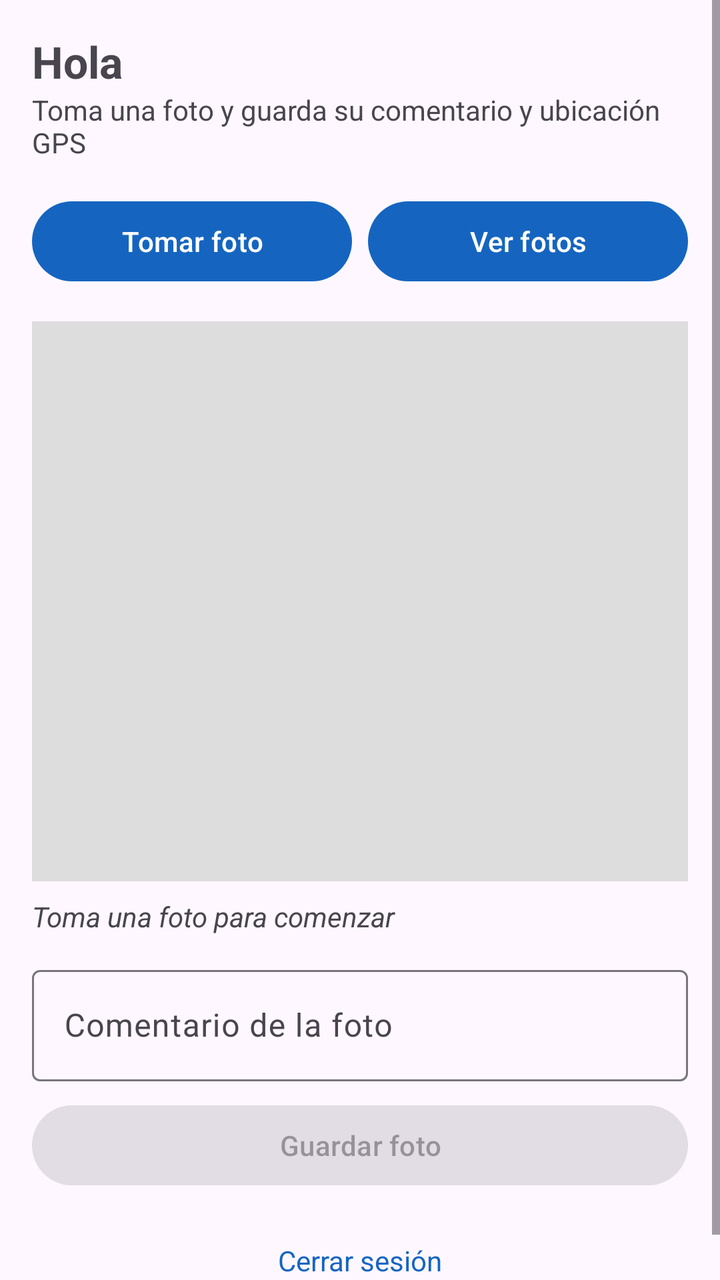
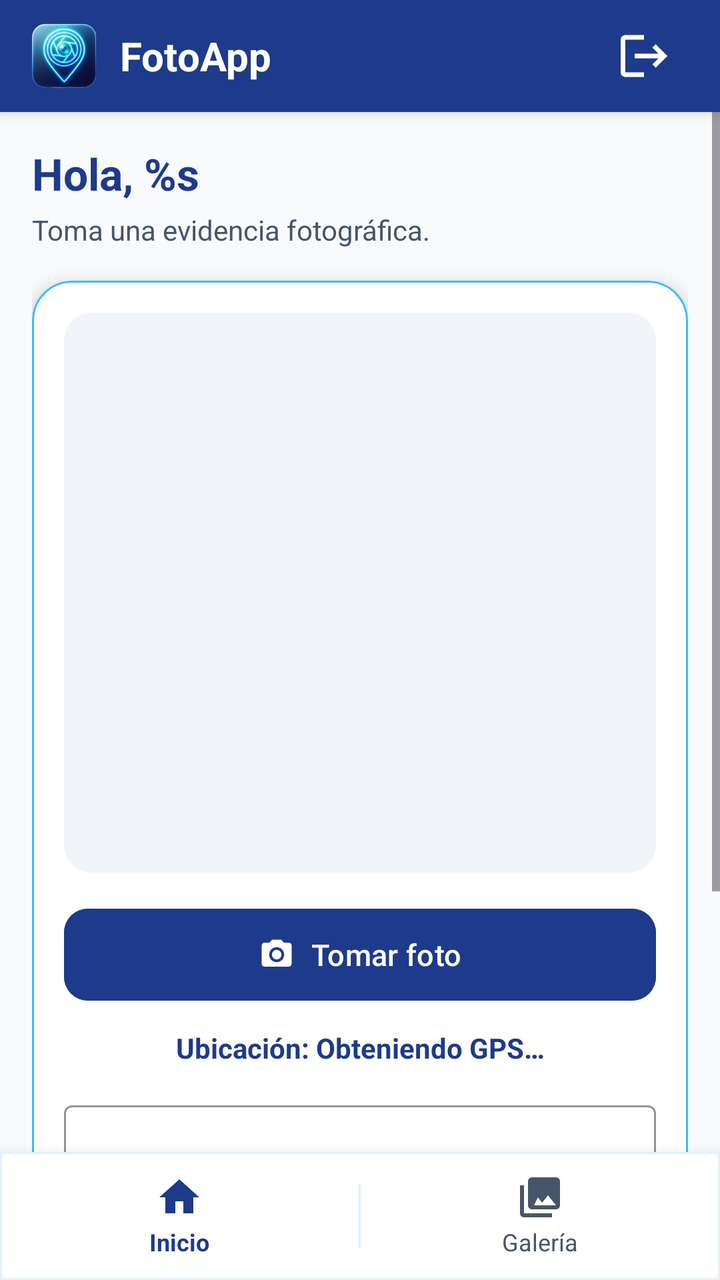

The first picture is an Android layout as it rendered before a commit; the second is the same layout after the commit. The layout source and the unified diff follow.
<!-- AndroidManifest.xml: application theme Theme.FotoApp -->
<!-- res/layout/activity_principal.xml -->
<?xml version="1.0" encoding="utf-8"?>
<ScrollView xmlns:android="http://schemas.android.com/apk/res/android"
    android:layout_width="match_parent"
    android:layout_height="match_parent"
    android:fillViewport="true">

    <LinearLayout
        android:layout_width="match_parent"
        android:layout_height="wrap_content"
        android:orientation="vertical"
        android:padding="16dp">

        <TextView
            android:id="@+id/tvBienvenida"
            android:layout_width="match_parent"
            android:layout_height="wrap_content"
            android:text="Hola"
            android:textSize="22sp"
            android:textStyle="bold" />

        <TextView
            android:layout_width="match_parent"
            android:layout_height="wrap_content"
            android:layout_marginBottom="16dp"
            android:text="Toma una foto y guarda su comentario y ubicación GPS" />

        <LinearLayout
            android:layout_width="match_parent"
            android:layout_height="wrap_content"
            android:orientation="horizontal">

            <com.google.android.material.button.MaterialButton
                android:id="@+id/btnTomarFoto"
                android:layout_width="0dp"
                android:layout_height="wrap_content"
                android:layout_marginEnd="8dp"
                android:layout_weight="1"
                android:text="Tomar foto" />

            <com.google.android.material.button.MaterialButton
                android:id="@+id/btnVerFotos"
                android:layout_width="0dp"
                android:layout_height="wrap_content"
                android:layout_weight="1"
                android:text="Ver fotos" />
        </LinearLayout>

        <ImageView
            android:id="@+id/ivFoto"
            android:layout_width="match_parent"
            android:layout_height="280dp"
            android:layout_marginTop="16dp"
            android:background="#DDDDDD"
            android:contentDescription="Vista previa de la foto"
            android:scaleType="centerCrop" />

        <TextView
            android:id="@+id/tvEstado"
            android:layout_width="match_parent"
            android:layout_height="wrap_content"
            android:layout_marginTop="8dp"
            android:text="Toma una foto para comenzar"
            android:textStyle="italic" />

        <com.google.android.material.textfield.TextInputLayout
            android:layout_width="match_parent"
            android:layout_height="wrap_content"
            android:layout_marginTop="12dp"
            android:hint="Comentario de la foto">

            <com.google.android.material.textfield.TextInputEditText
                android:id="@+id/etComentario"
                android:layout_width="match_parent"
                android:layout_height="wrap_content"
                android:inputType="textMultiLine" />
        </com.google.android.material.textfield.TextInputLayout>

        <com.google.android.material.button.MaterialButton
            android:id="@+id/btnGuardar"
            android:layout_width="match_parent"
            android:layout_height="wrap_content"
            android:layout_marginTop="8dp"
            android:enabled="false"
            android:text="Guardar foto" />

        <TextView
            android:id="@+id/btnCerrarSesion"
            android:layout_width="match_parent"
            android:layout_height="wrap_content"
            android:layout_marginTop="16dp"
            android:gravity="center"
            android:padding="8dp"
            android:text="Cerrar sesión"
            android:textColor="@color/azul_primario" />
    </LinearLayout>
</ScrollView>
<!-- resources referenced by this layout -->
<resources>
  <color name="azul_primario">#1565C0</color>
  <style name="Theme.FotoApp" parent="Theme.Material3.DayNight.NoActionBar">
          <item name="colorPrimary">@color/azul_primario</item>
          <item name="colorPrimaryDark">@color/azul_oscuro</item>
          <item name="colorSecondary">@color/verde_acento</item>
      </style>
  <color name="azul_oscuro">#0D47A1</color>
  <color name="verde_acento">#2E7D32</color>
</resources>

<!-- the commit's change to res/layout/activity_principal.xml (unified diff, before → after) -->
@@ -1,96 +1,250 @@
 <?xml version="1.0" encoding="utf-8"?>
-<ScrollView xmlns:android="http://schemas.android.com/apk/res/android"
+<LinearLayout xmlns:android="http://schemas.android.com/apk/res/android"
+    xmlns:app="http://schemas.android.com/apk/res-auto"
     android:layout_width="match_parent"
     android:layout_height="match_parent"
-    android:fillViewport="true">
+    android:background="@color/azul_fondo"
+    android:orientation="vertical">
 
     <LinearLayout
         android:layout_width="match_parent"
-        android:layout_height="wrap_content"
-        android:orientation="vertical"
-        android:padding="16dp">
+        android:layout_height="56dp"
+        android:background="@color/azul_primario"
+        android:elevation="4dp"
+        android:gravity="center_vertical"
+        android:orientation="horizontal"
+        android:paddingHorizontal="16dp">
+
+        <ImageView
+            android:layout_width="32dp"
+            android:layout_height="32dp"
+            android:contentDescription="@string/app_name"
+            android:src="@drawable/logo_icono" />
 
         <TextView
-            android:id="@+id/tvBienvenida"
-            android:layout_width="match_parent"
+            android:layout_width="0dp"
             android:layout_height="wrap_content"
-            android:text="Hola"
-            android:textSize="22sp"
+            android:layout_marginStart="12dp"
+            android:layout_weight="1"
+            android:text="@string/app_name"
+            android:textColor="@color/blanco"
+            android:textSize="20sp"
             android:textStyle="bold" />
 
-        <TextView
-            android:layout_width="match_parent"
-            android:layout_height="wrap_content"
-            android:layout_marginBottom="16dp"
-            android:text="Toma una foto y guarda su comentario y ubicación GPS" />
+        <ImageButton
+            android:id="@+id/btnCerrarSesionToolbar"
+            android:layout_width="44dp"
+            android:layout_height="44dp"
+            android:background="?attr/selectableItemBackgroundBorderless"
+            android:contentDescription="@string/btn_cerrar_sesion"
+            android:padding="8dp"
+            android:scaleType="fitCenter"
+            android:src="@drawable/ic_logout" />
+    </LinearLayout>
+
+    <ScrollView
+        android:layout_width="match_parent"
+        android:layout_height="0dp"
+        android:layout_weight="1"
+        android:fillViewport="true">
 
         <LinearLayout
             android:layout_width="match_parent"
             android:layout_height="wrap_content"
-            android:orientation="horizontal">
-
-            <com.google.android.material.button.MaterialButton
-                android:id="@+id/btnTomarFoto"
-                android:layout_width="0dp"
-                android:layout_height="wrap_content"
-                android:layout_marginEnd="8dp"
-                android:layout_weight="1"
-                android:text="Tomar foto" />
-
-            <com.google.android.material.button.MaterialButton
-                android:id="@+id/btnVerFotos"
-                android:layout_width="0dp"
-                android:layout_height="wrap_content"
-                android:layout_weight="1"
-                android:text="Ver fotos" />
-        </LinearLayout>
-
-        <ImageView
-            android:id="@+id/ivFoto"
-            android:layout_width="match_parent"
-            android:layout_height="280dp"
-            android:layout_marginTop="16dp"
-            android:background="#DDDDDD"
-            android:contentDescription="Vista previa de la foto"
-            android:scaleType="centerCrop" />
-
-        <TextView
-            android:id="@+id/tvEstado"
-            android:layout_width="match_parent"
-            android:layout_height="wrap_content"
-            android:layout_marginTop="8dp"
-            android:text="Toma una foto para comenzar"
-            android:textStyle="italic" />
-
-        <com.google.android.material.textfield.TextInputLayout
-            android:layout_width="match_parent"
-            android:layout_height="wrap_content"
-            android:layout_marginTop="12dp"
-            android:hint="Comentario de la foto">
-
-            <com.google.android.material.textfield.TextInputEditText
-                android:id="@+id/etComentario"
+            android:orientation="vertical"
+            android:padding="16dp">
+
+            <TextView
+                android:id="@+id/tvBienvenida"
                 android:layout_width="match_parent"
                 android:layout_height="wrap_content"
-                android:inputType="textMultiLine" />
-        </com.google.android.material.textfield.TextInputLayout>
-
-        <com.google.android.material.button.MaterialButton
-            android:id="@+id/btnGuardar"
+                android:text="@string/hola_usuario"
+                android:textColor="@color/azul_primario"
+                android:textSize="22sp"
+                android:textStyle="bold" />
+
+            <TextView
+                android:layout_width="match_parent"
+                android:layout_height="wrap_content"
+                android:layout_marginTop="4dp"
+                android:layout_marginBottom="16dp"
+                android:text="@string/principal_instruccion"
+                android:textColor="@color/gris_texto"
+                android:textSize="14sp" />
+
+            <com.google.android.material.card.MaterialCardView
+                android:layout_width="match_parent"
+                android:layout_height="wrap_content"
+                app:cardBackgroundColor="@color/blanco"
+                app:cardCornerRadius="20dp"
+                app:cardElevation="6dp"
+                app:strokeColor="@color/azul_acento"
+                app:strokeWidth="1dp">
+
+                <LinearLayout
+                    android:layout_width="match_parent"
+                    android:layout_height="wrap_content"
+                    android:orientation="vertical"
+                    android:padding="16dp">
+
+                    <com.google.android.material.card.MaterialCardView
+                        android:layout_width="match_parent"
+                        android:layout_height="280dp"
+                        app:cardCornerRadius="14dp"
+                        app:cardElevation="0dp"
+                        app:strokeWidth="0dp">
+
+                        <ImageView
+                            android:id="@+id/ivFoto"
+                            android:layout_width="match_parent"
+                            android:layout_height="match_parent"
+                            android:background="@color/gris_superficie"
+                            android:contentDescription="@string/desc_vista_previa"
+                            android:scaleType="centerCrop" />
+                    </com.google.android.material.card.MaterialCardView>
+
+                    <com.google.android.material.button.MaterialButton
+                        android:id="@+id/btnTomarFoto"
+                        style="@style/Widget.Material3.Button.UnelevatedButton"
+                        android:layout_width="match_parent"
+                        android:layout_height="54dp"
+                        android:layout_marginTop="14dp"
+                        android:backgroundTint="@color/azul_primario"
+                        android:text="@string/btn_tomar_foto"
+                        android:textColor="@color/blanco"
+                        android:textSize="15sp"
+                        app:cornerRadius="12dp"
+                        app:icon="@drawable/ic_camera"
+                        app:iconGravity="textStart"
+                        app:iconPadding="8dp"
+                        app:iconTint="@color/blanco" />
+
+                    <TextView
+                        android:id="@+id/tvCoordenadas"
+                        android:layout_width="match_parent"
+                        android:layout_height="wrap_content"
+                        android:layout_marginTop="10dp"
+                        android:gravity="center"
+                        android:text="@string/msg_obteniendo_coordenadas"
+                        android:textColor="@color/azul_primario"
+                        android:textSize="14sp"
+                        android:textStyle="bold" />
+
+                    <com.google.android.material.textfield.TextInputLayout
+                        style="@style/Widget.Material3.TextInputLayout.OutlinedBox"
+                        android:layout_width="match_parent"
+                        android:layout_height="wrap_content"
+                        android:layout_marginTop="14dp"
+                        android:hint="@string/hint_comentario"
+                        app:boxStrokeColor="@color/azul_primario"
+                        app:counterEnabled="true"
+                        app:counterMaxLength="200">
+
+                        <com.google.android.material.textfield.TextInputEditText
+                            android:id="@+id/etComentario"
+                            android:layout_width="match_parent"
+                            android:layout_height="wrap_content"
+                            android:inputType="textMultiLine|textCapSentences"
+                            android:maxLines="4"
+                            android:minLines="2" />
+                    </com.google.android.material.textfield.TextInputLayout>
+
+                    <com.google.android.material.button.MaterialButton
+                        android:id="@+id/btnGuardar"
+                        android:layout_width="match_parent"
+                        android:layout_height="54dp"
+                        android:layout_marginTop="16dp"
+                        android:backgroundTint="@color/azul_medio"
+                        android:text="@string/btn_guardar_foto"
+                        android:textColor="@color/blanco"
+                        android:textSize="16sp"
+                        app:cornerRadius="12dp"
+                        app:icon="@drawable/ic_save"
+                        app:iconGravity="textStart"
+                        app:iconPadding="8dp"
+                        app:iconTint="@color/blanco" />
+
+                </LinearLayout>
+            </com.google.android.material.card.MaterialCardView>
+
+        </LinearLayout>
+    </ScrollView>
+
+    <com.google.android.material.card.MaterialCardView
+        android:layout_width="match_parent"
+        android:layout_height="64dp"
+        app:cardBackgroundColor="@color/blanco"
+        app:cardCornerRadius="0dp"
+        app:cardElevation="12dp"
+        app:strokeColor="@color/azul_claro"
+        app:strokeWidth="1dp">
+
+        <LinearLayout
             android:layout_width="match_parent"
-            android:layout_height="wrap_content"
-            android:layout_marginTop="8dp"
-            android:enabled="false"
-            android:text="Guardar foto" />
-
-        <TextView
-            android:id="@+id/btnCerrarSesion"
-            android:layout_width="match_parent"
-            android:layout_height="wrap_content"
-            android:layout_marginTop="16dp"
-            android:gravity="center"
-            android:padding="8dp"
-            android:text="Cerrar sesión"
-            android:textColor="@color/azul_primario" />
-    </LinearLayout>
-</ScrollView>
+            android:layout_height="match_parent"
+            android:orientation="horizontal">
+
+            <LinearLayout
+                android:id="@+id/btnNavInicio"
+                android:layout_width="0dp"
+                android:layout_height="match_parent"
+                android:layout_weight="1"
+                android:background="?attr/selectableItemBackground"
+                android:clickable="true"
+                android:focusable="true"
+                android:gravity="center"
+                android:orientation="vertical">
+
+                <ImageView
+                    android:layout_width="24dp"
+                    android:layout_height="24dp"
+                    android:contentDescription="@string/nav_inicio"
+                    android:src="@drawable/ic_home"
+                    app:tint="@color/azul_primario" />
+
+                <TextView
+                    android:layout_width="wrap_content"
+                    android:layout_height="wrap_content"
+                    android:layout_marginTop="2dp"
+                    android:text="@string/nav_inicio"
+                    android:textColor="@color/azul_primario"
+                    android:textSize="12sp"
+                    android:textStyle="bold" />
+            </LinearLayout>
+
+            <View
+                android:layout_width="1dp"
+                android:layout_height="32dp"
+                android:layout_gravity="center_vertical"
+                android:background="@color/azul_claro" />
+
+            <LinearLayout
+                android:id="@+id/btnNavGaleria"
+                android:layout_width="0dp"
+                android:layout_height="match_parent"
+                android:layout_weight="1"
+                android:background="?attr/selectableItemBackground"
+                android:clickable="true"
+                android:focusable="true"
+                android:gravity="center"
+                android:orientation="vertical">
+
+                <ImageView
+                    android:layout_width="24dp"
+                    android:layout_height="24dp"
+                    android:contentDescription="@string/btn_ver_fotos"
+                    android:src="@drawable/ic_gallery"
+                    app:tint="@color/gris_texto" />
+
+                <TextView
+                    android:layout_width="wrap_content"
+                    android:layout_height="wrap_content"
+                    android:layout_marginTop="2dp"
+                    android:text="@string/btn_ver_fotos"
+                    android:textColor="@color/gris_texto"
+                    android:textSize="12sp" />
+            </LinearLayout>
+        </LinearLayout>
+    </com.google.android.material.card.MaterialCardView>
+
+</LinearLayout>
<!-- resource entries referenced after the edit -->
@@ -1,12 +1,91 @@
 <!-- resources referenced by this layout -->
 <resources>
-  <color name="azul_primario">#1565C0</color>
+  <color name="azul_acento">#38BDF8</color>
+  <color name="azul_claro">#E0F2FE</color>
+  <color name="azul_fondo">#F8FAFC</color>
+  <color name="azul_medio">#2563EB</color>
+  <color name="azul_primario">#1E3A8A</color>
+  <color name="blanco">#FFFFFF</color>
+  <color name="gris_superficie">#F1F5F9</color>
+  <color name="gris_texto">#475569</color>
+  <!-- drawable ic_camera (drawable) -->
+  <?xml version="1.0" encoding="utf-8"?>
+  <vector xmlns:android="http://schemas.android.com/apk/res/android"
+      android:width="24dp"
+      android:height="24dp"
+      android:viewportWidth="24"
+      android:viewportHeight="24"
+      android:tint="@color/blanco">
+      <path
+          android:fillColor="@android:color/white"
+          android:pathData="M12,12m-3.2,0a3.2,3.2 0 1,0 6.4,0a3.2,3.2 0 1,0 -6.4,0M9,2L7.17,4H4c-1.1,0 -2,0.9 -2,2v12c0,1.1 0.9,2 2,2h16c1.1,0 2,-0.9 2,-2V6c0,-1.1 -0.9,-2 -2,-2h-3.17L15,2H9zM12,17c-2.76,0 -5,-2.24 -5,-5s2.24,-5 5,-5 5,2.24 5,5 -2.24,5 -5,5z" />
+  </vector>
+  <!-- drawable ic_gallery (drawable) -->
+  <?xml version="1.0" encoding="utf-8"?>
+  <vector xmlns:android="http://schemas.android.com/apk/res/android"
+      android:width="24dp"
+      android:height="24dp"
+      android:viewportWidth="24"
+      android:viewportHeight="24"
+      android:tint="@color/azul_primario">
+      <path
+          android:fillColor="@android:color/white"
+          android:pathData="M22,16V4c0,-1.1 -0.9,-2 -2,-2H8c-1.1,0 -2,0.9 -2,2v12c0,1.1 0.9,2 2,2h12c1.1,0 2,-0.9 2,-2zM11,12l2.03,2.71L16,11l4,5H9l2,-4zM2,6v14c0,1.1 0.9,2 2,2h14v-2H4V6H2z" />
+  </vector>
+  <!-- drawable ic_home (drawable) -->
+  <vector xmlns:android="http://schemas.android.com/apk/res/android"
+      android:width="24dp"
+      android:height="24dp"
+      android:viewportWidth="24"
+      android:viewportHeight="24">
+    <path
+        android:fillColor="@android:color/white"
+        android:pathData="M10,20v-6h4v6h5v-8h3L12,3 2,12h3v8z"/>
+  </vector>
+  <!-- drawable ic_logout (drawable) -->
+  <?xml version="1.0" encoding="utf-8"?>
+  <vector xmlns:android="http://schemas.android.com/apk/res/android"
+      android:width="24dp"
+      android:height="24dp"
+      android:viewportWidth="24"
+      android:viewportHeight="24"
+      android:tint="@color/blanco">
+      <path
+          android:fillColor="@android:color/white"
+          android:pathData="M17,7l-1.41,1.41L18.17,11H8v2h10.17l-2.58,2.58L17,17l5,-5 -5,-5zM4,5h8V3H4C2.9,3 2,3.9 2,5v14c0,1.1 0.9,2 2,2h8v-2H4V5z" />
+  </vector>
+  <!-- drawable ic_save (drawable) -->
+  <?xml version="1.0" encoding="utf-8"?>
+  <vector xmlns:android="http://schemas.android.com/apk/res/android"
+      android:width="24dp"
+      android:height="24dp"
+      android:viewportWidth="24"
+      android:viewportHeight="24"
+      android:tint="@color/blanco">
+      <path
+          android:fillColor="@android:color/white"
+          android:pathData="M17,3H5c-1.11,0 -2,0.9 -2,2v14c0,1.1 0.89,2 2,2h14c1.1,0 2,-0.9 2,-2V7l-4,-4zm-5,16c-1.66,0 -3,-1.34 -3,-3s1.34,-3 3,-3 3,1.34 3,3 -1.34,3 -3,3zm3,-10H5V5h10v4z" />
+  </vector>
+  <!-- drawable logo_icono: png bitmap (drawable, 66968 bytes) -->
+  <string name="app_name">FotoApp</string>
+  <string name="btn_cerrar_sesion">Cerrar sesión</string>
+  <string name="btn_guardar_foto">Guardar</string>
+  <string name="btn_tomar_foto">Tomar foto</string>
+  <string name="btn_ver_fotos">Galería</string>
+  <string name="desc_vista_previa">Vista previa de la foto</string>
+  <string name="hint_comentario">Comentario de la evidencia</string>
+  <string name="hola_usuario">Hola, %s</string>
+  <string name="msg_obteniendo_coordenadas">Ubicación: Obteniendo GPS…</string>
+  <string name="nav_inicio">Inicio</string>
+  <string name="principal_instruccion">Toma una evidencia fotográfica.</string>
   <style name="Theme.FotoApp" parent="Theme.Material3.DayNight.NoActionBar">
+          
           <item name="colorPrimary">@color/azul_primario</item>
           <item name="colorPrimaryDark">@color/azul_oscuro</item>
-          <item name="colorSecondary">@color/verde_acento</item>
+          <item name="colorSecondary">@color/azul_acento</item>
+          <item name="colorSecondaryContainer">@color/azul_claro</item>
+          <item name="android:windowBackground">@color/azul_fondo</item>
       </style>
-  <color name="azul_oscuro">#0D47A1</color>
-  <color name="verde_acento">#2E7D32</color>
+  <color name="azul_oscuro">#0F172A</color>
 </resources>
 
